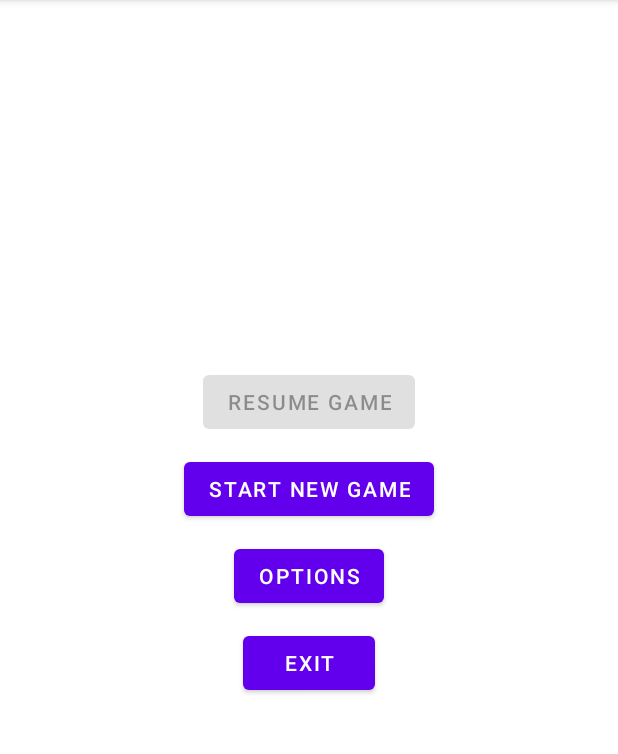
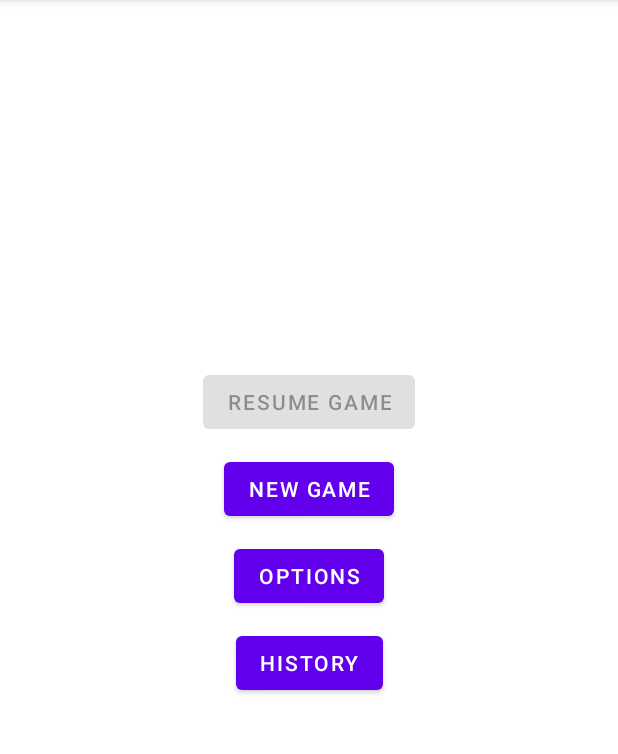
Before and after one commit to NemanjaMehovic/Mobile-Monopoly, an Android app: the screen it shows after launch (MainActivity), on a phone screen of 412 x 824 dp, the part 84-838 px from its top. Run offline under Robolectric (Android 15) with nearby library versions, the phone set to English and light mode, and no system bars.

Commit message:
Added navigation between fragments

```diff
--- a/app/src/main/java/com/example/pmuprojekat/MainActivity.java
+++ b/app/src/main/java/com/example/pmuprojekat/MainActivity.java
@@ -1,28 +1,50 @@
 package com.example.pmuprojekat;
 
 import androidx.appcompat.app.AppCompatActivity;
+import androidx.fragment.app.Fragment;
 import androidx.viewbinding.ViewBinding;
 
-import android.app.Fragment;
 import android.os.Bundle;
 
 import com.example.pmuprojekat.databinding.ActivityMainBinding;
+import com.example.pmuprojekat.fragments.gameFragment;
+import com.example.pmuprojekat.fragments.historyFragment;
+import com.example.pmuprojekat.fragments.optionsFragment;
 import com.example.pmuprojekat.fragments.startFragment;
 
 public class MainActivity extends AppCompatActivity {
 
+    private static final String FRAGMENT_TAG = "MAIN_FRAGMENT";
+    public static final int START_FRAGMENT = 0;
+    public static final int GAME_FRAGMENT = 1;
+    public static final int OPTIONS_FRAGMENT = 2;
+    public static final int HISTORY_FRAGMENT = 3;
+    public static final Fragment[] FRAGMENTS = {new startFragment(),
+            new gameFragment(),
+            new optionsFragment(),
+            new historyFragment()};
+
     private ActivityMainBinding binding;
+
 
     @Override
     protected void onCreate(Bundle savedInstanceState) {
         super.onCreate(savedInstanceState);
         binding = ActivityMainBinding.inflate(getLayoutInflater());
-        startFragment fragment = new startFragment();
+        if(getSupportFragmentManager().getBackStackEntryCount() == 0)
+            getSupportFragmentManager()
+                    .beginTransaction()
+                    .add(R.id.mainContentFrame, new startFragment(), FRAGMENT_TAG)
+                    .commit();
+        setContentView(binding.getRoot());
+    }
+
+    public void switchFragment(Fragment fragment)
+    {
         getSupportFragmentManager()
                 .beginTransaction()
-                .add(R.id.mainContentFrame, fragment,"MAIN_FRAGMENT")
-                .show(fragment)
+                .replace(R.id.mainContentFrame, fragment, FRAGMENT_TAG)
+                .addToBackStack(null)
                 .commit();
-        setContentView(binding.getRoot());
     }
 }
--- a/app/src/main/java/com/example/pmuprojekat/fragments/startFragment.java
+++ b/app/src/main/java/com/example/pmuprojekat/fragments/startFragment.java
@@ -8,10 +8,15 @@ import android.view.LayoutInflater;
 import android.view.View;
 import android.view.ViewGroup;
 
+import com.example.pmuprojekat.MainActivity;
 import com.example.pmuprojekat.R;
+import com.example.pmuprojekat.databinding.FragmentStartBinding;
 
 
 public class startFragment extends Fragment {
+
+    private FragmentStartBinding binding;
+    private MainActivity mainActivity;
 
     public startFragment() {
         // Required empty public constructor
@@ -20,12 +25,27 @@ public class startFragment extends Fragment {
     @Override
     public void onCreate(Bundle savedInstanceState) {
         super.onCreate(savedInstanceState);
+        mainActivity = (MainActivity) requireActivity();
     }
 
     @Override
     public View onCreateView(LayoutInflater inflater, ViewGroup container,
                              Bundle savedInstanceState) {
         // Inflate the layout for this fragment
-        return inflater.inflate(R.layout.fragment_start, container, false);
+        binding = FragmentStartBinding.inflate(inflater, container, false);
+
+        binding.newGameButton.setOnClickListener(v -> {
+            mainActivity.switchFragment(MainActivity.FRAGMENTS[MainActivity.GAME_FRAGMENT]);
+        });
+
+        binding.optionsButton.setOnClickListener(v -> {
+            mainActivity.switchFragment(MainActivity.FRAGMENTS[MainActivity.OPTIONS_FRAGMENT]);
+        });
+
+        binding.historyButton.setOnClickListener(v -> {
+            mainActivity.switchFragment(MainActivity.FRAGMENTS[MainActivity.HISTORY_FRAGMENT]);
+        });
+
+        return binding.getRoot();
     }
 }
--- a/app/src/main/res/layout/fragment_game.xml
+++ b/app/src/main/res/layout/fragment_game.xml
@@ -9,6 +9,6 @@
     <TextView
         android:layout_width="match_parent"
         android:layout_height="match_parent"
-        android:text="@string/hello_blank_fragment" />
+        android:text="Game Fragment" />
 
 </FrameLayout>
--- a/app/src/main/res/layout/fragment_history.xml
+++ b/app/src/main/res/layout/fragment_history.xml
@@ -9,6 +9,6 @@
     <TextView
         android:layout_width="match_parent"
         android:layout_height="match_parent"
-        android:text="@string/hello_blank_fragment" />
+        android:text="History Fragment" />
 
 </FrameLayout>
--- a/app/src/main/res/layout/fragment_options.xml
+++ b/app/src/main/res/layout/fragment_options.xml
@@ -9,6 +9,6 @@
     <TextView
         android:layout_width="match_parent"
         android:layout_height="match_parent"
-        android:text="@string/hello_blank_fragment" />
+        android:text="Options Fragment" />
 
 </FrameLayout>
--- a/app/src/main/res/layout/fragment_start.xml
+++ b/app/src/main/res/layout/fragment_start.xml
@@ -43,10 +43,10 @@
             android:layout_margin="@dimen/button_margin"
             />
         <Button
-            android:id="@+id/exitButton"
+            android:id="@+id/historyButton"
             android:layout_width="wrap_content"
             android:layout_height="wrap_content"
-            android:text="@string/exit"
+            android:text="@string/history"
             app:layout_constraintTop_toBottomOf="@id/optionsButton"
             app:layout_constraintLeft_toLeftOf="parent"
             app:layout_constraintRight_toRightOf="parent"
--- a/app/src/main/res/values/strings.xml
+++ b/app/src/main/res/values/strings.xml
@@ -1,9 +1,7 @@
 <resources>
     <string name="app_name">PMUProjekat</string>
-    <!-- TODO: Remove or change this placeholder text -->
-    <string name="hello_blank_fragment">Hello blank fragment</string>
     <string name="resume_game">Resume game</string>
-    <string name="start_new_game">Start new game</string>
+    <string name="start_new_game">New game</string>
     <string name="options">Options</string>
-    <string name="exit">Exit</string>
+    <string name="history">History</string>
 </resources>
```
